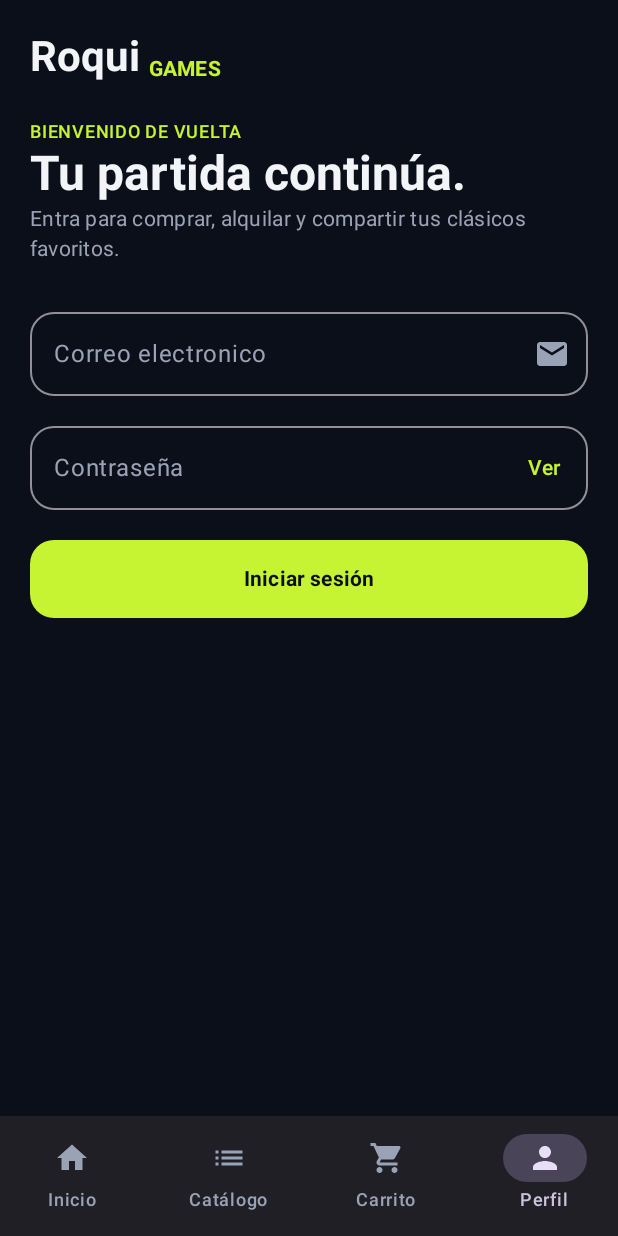
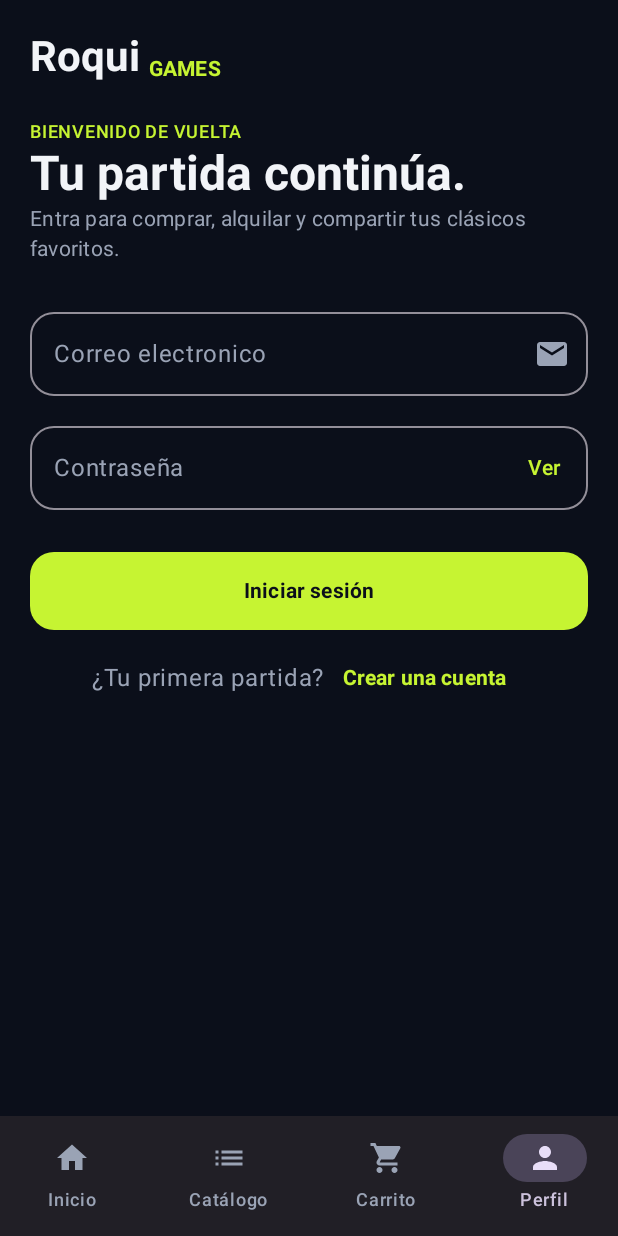
Before and after one commit to Adrian0519/RoquiGames, an Android app built with Jetpack Compose: the screen it shows after launch (MainActivity), item 4 of the bottom bar chosen, on a phone screen of 412 x 824 dp. Run offline under Robolectric (Android 15) with nearby library versions, the phone set to English and light mode, and no system bars.

Commit message:
Registrar finalizado mas commit olvidado de errores

```diff
--- /dev/null
+++ b/app/src/main/java/com/example/myapplication/components/MensajeError.kt
@@ -0,0 +1,16 @@
+package com.example.myapplication.components
+
+import androidx.compose.material3.MaterialTheme
+import androidx.compose.material3.Text
+import androidx.compose.runtime.Composable
+import androidx.compose.ui.res.stringResource
+
+// Muestra el error, venga de strings.xml (errorRes) o de la API (error)
+@Composable
+fun MensajeError(error: String?, errorRes: Int?) {
+    val mensaje = if (errorRes != null) stringResource(errorRes) else error
+
+    if (mensaje != null) {
+        Text(mensaje, color = MaterialTheme.colorScheme.error, style = MaterialTheme.typography.bodySmall)
+    }
+}
--- /dev/null
+++ b/app/src/main/java/com/example/myapplication/data/MensajeException.kt
@@ -0,0 +1,5 @@
+package com.example.myapplication.data
+
+import androidx.annotation.StringRes
+
+class MensajeException(@StringRes val mensaje: Int) : Exception()
--- /dev/null
+++ b/app/src/main/java/com/example/myapplication/data/model/ErrorDTO.kt
@@ -0,0 +1,5 @@
+package com.example.myapplication.data.model
+
+data class ErrorDTO(
+    val error: String
+)
--- a/app/src/main/java/com/example/myapplication/data/remote/ApiService.kt
+++ b/app/src/main/java/com/example/myapplication/data/remote/ApiService.kt
@@ -2,6 +2,8 @@ package com.example.myapplication.data.remote
 
 import com.example.myapplication.data.model.LoginDTO
 import com.example.myapplication.data.model.LoginRespuestaDTO
+import com.example.myapplication.data.model.PerfilUsuarioDTO
+import com.example.myapplication.data.model.RegistrarUsuarioDTO
 import retrofit2.Response
 import retrofit2.http.Body
 import retrofit2.http.POST
@@ -10,4 +12,7 @@ interface ApiService {
 
     @POST("api/login")
     suspend fun login(@Body loginDTO: LoginDTO): Response<LoginRespuestaDTO>
+
+    @POST("api/usuarios/registro")
+    suspend fun registrar(@Body registrarUsuarioDTO: RegistrarUsuarioDTO): Response<PerfilUsuarioDTO>
 }
--- a/app/src/main/java/com/example/myapplication/navegacion/AppNavGraph.kt
+++ b/app/src/main/java/com/example/myapplication/navegacion/AppNavGraph.kt
@@ -11,6 +11,7 @@ import com.example.myapplication.screens.CatalogoScreen
 import com.example.myapplication.screens.InicioScreen
 import com.example.myapplication.screens.LoginScreen
 import com.example.myapplication.screens.PerfilScreen
+import com.example.myapplication.screens.RegistroScreen
 
 @Composable
 fun AppNavGraph(
@@ -27,10 +28,19 @@ fun AppNavGraph(
         composable(Routes.CARRITO) { CarritoScreen() }
         composable(Routes.PERFIL) {
             if (Sesion.usuario == null) {
-                LoginScreen()
+                LoginScreen(
+                    onIrARegistro = { navController.navigate(Routes.REGISTRO) }
+                )
             } else {
                 PerfilScreen()
             }
         }
+
+        composable(Routes.REGISTRO) {
+            RegistroScreen(
+                onIrALogin = { navController.popBackStack() },
+                onRegistrado = { navController.popBackStack() }
+            )
+        }
     }
 }
--- a/app/src/main/java/com/example/myapplication/navegacion/Routes.kt
+++ b/app/src/main/java/com/example/myapplication/navegacion/Routes.kt
@@ -5,4 +5,5 @@ object Routes {
     const val CATALOGO = "catalogo"
     const val CARRITO = "carrito"
     const val PERFIL = "perfil"
+    const val REGISTRO = "registro"
 }
--- a/app/src/main/java/com/example/myapplication/screens/LoginScreen.kt
+++ b/app/src/main/java/com/example/myapplication/screens/LoginScreen.kt
@@ -1,5 +1,6 @@
 package com.example.myapplication.screens
 
+import androidx.compose.foundation.layout.Arrangement
 import androidx.compose.foundation.layout.Column
 import androidx.compose.foundation.layout.Row
 import androidx.compose.foundation.layout.Spacer
@@ -30,12 +31,15 @@ import androidx.compose.runtime.remember
 import androidx.compose.runtime.setValue
 import androidx.compose.ui.Alignment
 import androidx.compose.ui.Modifier
+import androidx.compose.ui.res.stringResource
 import androidx.compose.ui.text.font.FontWeight
 import androidx.compose.ui.text.input.KeyboardType
 import androidx.compose.ui.text.input.PasswordVisualTransformation
 import androidx.compose.ui.text.input.VisualTransformation
 import androidx.compose.ui.unit.dp
 import androidx.lifecycle.viewmodel.compose.viewModel
+import com.example.myapplication.R
+import com.example.myapplication.components.MensajeError
 import com.example.myapplication.viewmodel.LoginViewModel
 
 
@@ -44,8 +48,9 @@ import com.example.myapplication.viewmodel.LoginViewModel
 @Composable
 fun LoginScreen(
     modifier: Modifier = Modifier,
-    viewModel: LoginViewModel = viewModel()
-) {
+    viewModel: LoginViewModel = viewModel(),
+    onIrARegistro: () -> Unit = {}
+)  {
     var verPassword by remember { mutableStateOf(false) }
     val uiState by viewModel.uiState.collectAsState()
 
@@ -107,10 +112,8 @@ fun LoginScreen(
             modifier = Modifier.fillMaxWidth()
         )
 
-        uiState.error?.let { mensaje ->
-            Spacer(modifier = Modifier.height(8.dp))
-            Text(mensaje, color = MaterialTheme.colorScheme.error, style = MaterialTheme.typography.bodySmall)
-        }
+        Spacer(modifier = Modifier.height(8.dp))
+        MensajeError(error = uiState.error, errorRes = uiState.errorRes)
 
         Spacer(modifier = Modifier.height(20.dp))
 
@@ -129,6 +132,19 @@ fun LoginScreen(
             }
         }
 
+        Spacer(modifier = Modifier.height(8.dp))
+
+        Row(
+            modifier = Modifier.fillMaxWidth(),
+            horizontalArrangement = Arrangement.Center,
+            verticalAlignment = Alignment.CenterVertically
+        ) {
+            Text(stringResource(R.string.login_sin_cuenta), color = MaterialTheme.colorScheme.onSurfaceVariant)
+            TextButton(onClick = onIrARegistro) {
+                Text(stringResource(R.string.login_crear_cuenta), fontWeight = FontWeight.Bold)
+            }
+        }
+
         uiState.usuario?.let { usuario ->
             Spacer(modifier = Modifier.height(16.dp))
             Text("¡Hola, ${usuario.nick}! Rol: ${usuario.rol}", color = MaterialTheme.colorScheme.primary)
--- a/app/src/main/java/com/example/myapplication/viewmodel/uistate/LoginUIState.kt
+++ b/app/src/main/java/com/example/myapplication/viewmodel/uistate/LoginUIState.kt
@@ -1,5 +1,6 @@
 package com.example.myapplication.viewmodel.uistate
 
+import androidx.annotation.StringRes
 import com.example.myapplication.data.model.LoginRespuestaDTO
 
 data class LoginUIState(
@@ -7,5 +8,6 @@ data class LoginUIState(
     val password: String = "",
     val cargando: Boolean = false,
     val error: String? = null,
+    @StringRes val errorRes: Int? = null,
     val usuario: LoginRespuestaDTO? = null
 )
--- a/app/src/main/res/values/strings.xml
+++ b/app/src/main/res/values/strings.xml
@@ -56,4 +56,35 @@
     <!-- Carrito -->
 
     <string name="carrito_titulo">Carrito</string>
+
+    <!-- Errores generales -->
+
+    <string name="error_conexion">No se puede conectar con el servidor</string>
+    <string name="error_servidor">Error en el servidor, inténtalo más tarde</string>
+    <string name="error_generico">No se ha podido completar la operación</string>
+    <string name="login_error_credenciales">Correo o contraseña incorrectos</string>
+    <string name="login_error_vacios">Introduce el correo y la contraseña</string>
+
+    <!-- Errores del registro -->
+
+    <string name="registro_error_vacios">Rellena todos los campos</string>
+    <string name="registro_error_no_coinciden">Las contraseñas no coinciden</string>
+
+    <!-- Registro -->
+
+    <string name="registro_etiqueta">NUEVO JUGADOR</string>
+    <string name="registro_titulo">Empieza tu colección.</string>
+    <string name="registro_subtitulo">Una cuenta. Miles de recuerdos por jugar.</string>
+    <string name="registro_nick">Nick</string>
+    <string name="registro_nombre">Nombre</string>
+    <string name="registro_apellidos">Apellidos (opcional)</string>
+    <string name="registro_repetir_password">Confirmar contraseña</string>
+    <string name="registro_boton">Crear mi cuenta</string>
+    <string name="registro_ya_tienes_cuenta">¿Ya tienes cuenta?</string>
+    <string name="registro_inicia_sesion">Inicia sesión</string>
+
+    <!-- Enlace del login al registro -->
+
+    <string name="login_sin_cuenta">¿Tu primera partida?</string>
+    <string name="login_crear_cuenta">Crear una cuenta</string>
 </resources>
```
Also changed, not shown: app/src/main/java/com/example/myapplication/data/model/PerfilUsuarioDTO.kt (added, +12 -0 lines), app/src/main/java/com/example/myapplication/data/model/RegistrarUsuarioDTO.kt (added, +9 -0 lines), app/src/main/java/com/example/myapplication/data/repository/UsuariosRepository.kt (+38 -3 lines), app/src/main/java/com/example/myapplication/screens/RegistroScreen.kt (added, +152 -0 lines), app/src/main/java/com/example/myapplication/viewmodel/LoginViewModel.kt (+11 -8 lines), app/src/main/java/com/example/myapplication/viewmodel/RegistroViewModel.kt (added, +78 -0 lines), app/src/main/java/com/example/myapplication/viewmodel/uistate/RegistroUIState.kt (added, +16 -0 lines).
